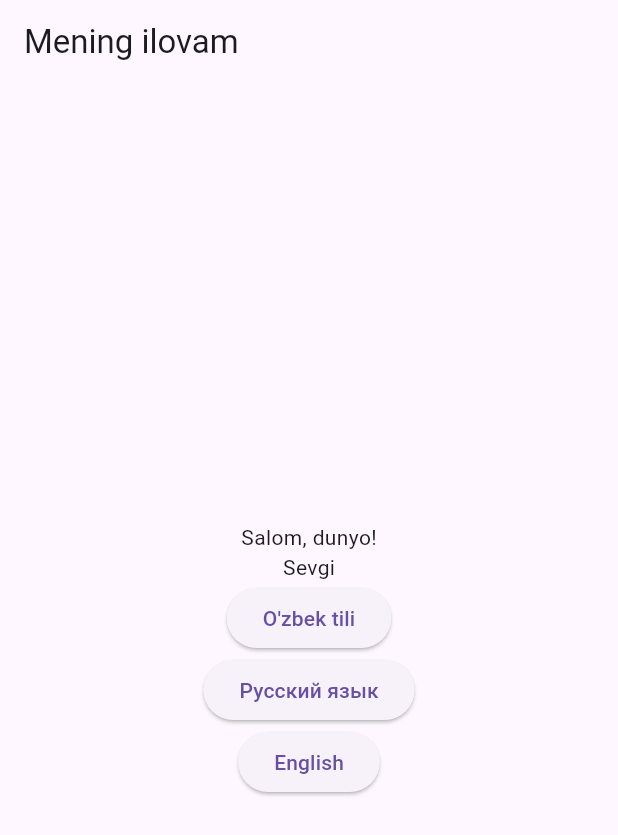
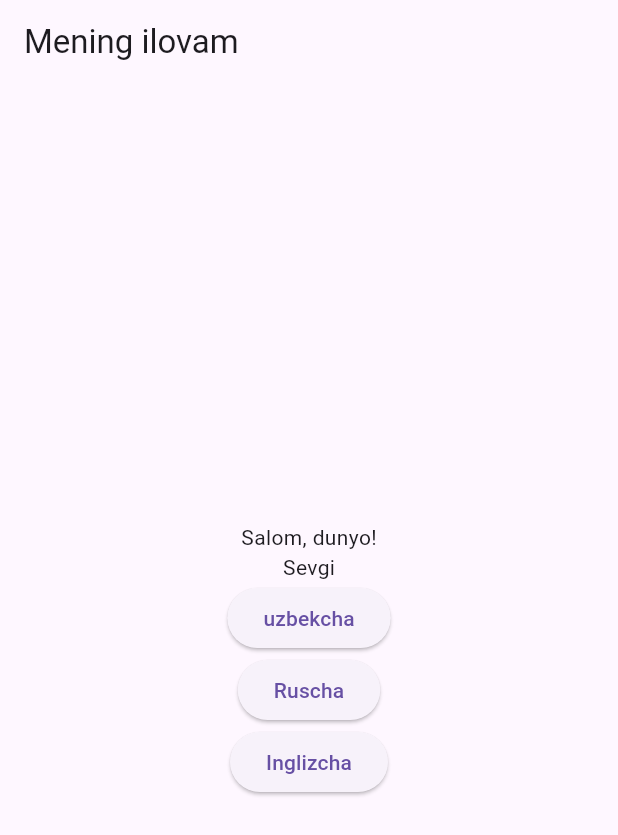
Before and after one commit to shohbozuz/langproject, a Flutter app: the screen it shows after launch, on a phone screen of 412 x 824 dp. Shown: the top 835 px of the screen. Run offline on Flutter 3.47's test engine with Material 3 defaults, Android fonts, the phone set to English and light mode, and no system bars; our stand-ins replace easy_localization, shared_preferences.

Commit message:
Lang project
Signed-off-by: Shohbozbek <shohbozbek.uz24@gmail.com>

```diff
--- a/assets/translations/en.json
+++ b/assets/translations/en.json
@@ -1,7 +1,7 @@
 {
   "title": "MyApp",
   "hello_world": "Hello, World!",
-  "uzbek": "Uzbek",
+  "uzbek": "Uzbek lang",
   "love": "Love",
   "russian": "Russian",
   "english": "English"
--- a/lib/main.dart
+++ b/lib/main.dart
@@ -56,7 +56,7 @@ class MyHomePage extends StatelessWidget {
         child: Column(
           mainAxisAlignment: MainAxisAlignment.center,
           children: <Widget>[
-            Text('hello_world').tr(), // 'hello_world' kalit so'zini o'qish
+            Text('hello_world').tr(), // 'hello_world's kalit so'zini o'qish
             Text("love").tr(),
             ElevatedButton(
               onPressed: () async {
@@ -64,7 +64,7 @@ class MyHomePage extends StatelessWidget {
                 context.setLocale(Locale('uz', 'UZ'));
                 saveLocale('uz_UZ'); // Saqlash
               },
-              child: Text("O'zbek tili"),
+              child: Text("uzbek".tr()),
             ),
             ElevatedButton(
               onPressed: () async {
@@ -72,15 +72,15 @@ class MyHomePage extends StatelessWidget {
                 context.setLocale(Locale('ru', 'RU'));
                 saveLocale('ru_RU'); // Saqlash
               },
-              child: Text('Русский язык'),
+              child: Text('russian'.tr()),
             ),
             ElevatedButton(
               onPressed: () async {
-                // Tillarni almashish
+                // Tillarni almashish uchun
                 context.setLocale(Locale('en', 'US'));
                 saveLocale('en_US'); // Saqlash
               },
-              child: Text('English'),
+              child: Text('english'.tr()),
             ),
           ],
         ),
```
